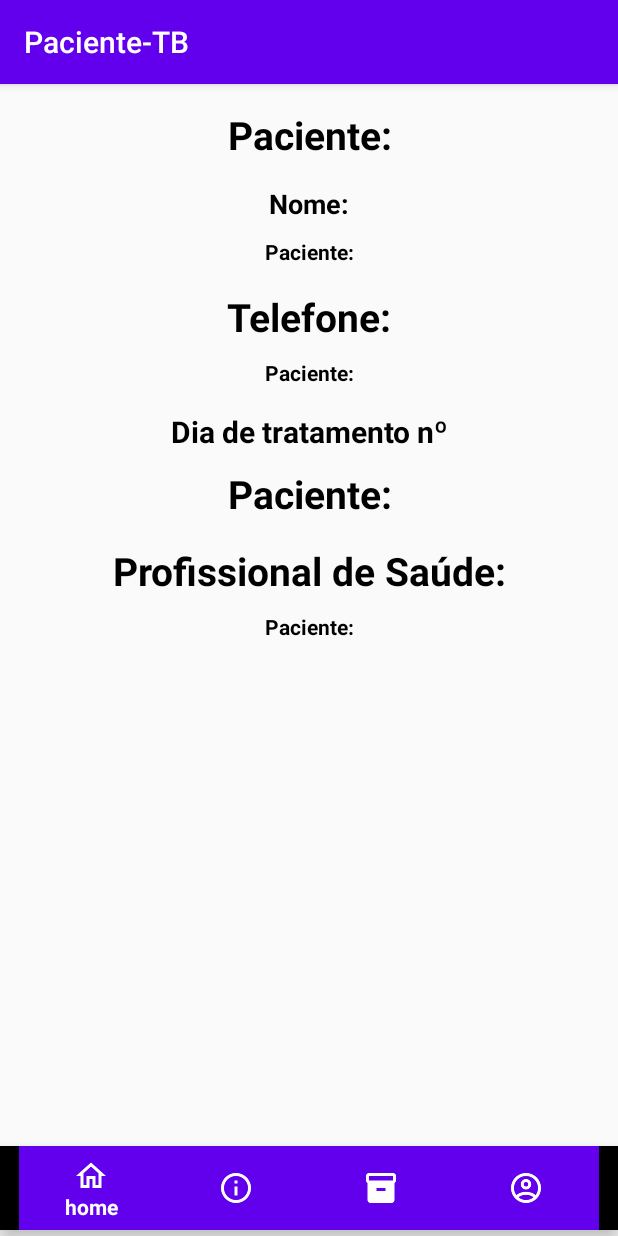
After one commit to maxmonteiro2008/paciente-TB, an Android app: the home screen opened directly, with no data from a screen before it, on a phone screen of 412 x 824 dp. The commit adds this screen. Run offline under Robolectric (Android 15) with nearby library versions, the phone set to English and light mode, and no system bars; our stand-ins replace Firebase (no records; nobody signed in at launch, a user with empty details on screens opened directly); 6 statements that could not run were skipped.

Commit message:
Initial Commit   paciente-TB v 1.0
Sentimento + Sintomas + Info  + Menus  Home

```diff
--- a/app/src/main/AndroidManifest.xml
+++ b/app/src/main/AndroidManifest.xml
@@ -9,6 +9,9 @@
         android:roundIcon="@mipmap/ic_launcher_round"
         android:supportsRtl="true"
         android:theme="@style/Theme.PacienteTB">
+        <activity
+            android:name=".home"
+            android:exported="true" />
         <activity
             android:name=".Info"
             android:exported="true" />
--- a/app/src/main/java/com/mx/paciente_pronex_tb/TomarMedicamento.java
+++ b/app/src/main/java/com/mx/paciente_pronex_tb/TomarMedicamento.java
@@ -100,7 +100,7 @@ public class TomarMedicamento extends AppCompatActivity {
 
                 switch (item.getItemId()) {
                     case R.id.nav_home:
-                        Intent i = new Intent(TomarMedicamento.this, MainActivity.class);
+                        Intent i = new Intent(TomarMedicamento.this, home.class);
                         startActivity(i);
                         return true;
                     case R.id.nav_info:
--- /dev/null
+++ b/app/src/main/java/com/mx/paciente_pronex_tb/home.java
@@ -0,0 +1,105 @@
+package com.mx.paciente_pronex_tb;
+
+import androidx.annotation.NonNull;
+import androidx.appcompat.app.AppCompatActivity;
+
+import android.content.Intent;
+import android.os.Bundle;
+import android.util.Log;
+import android.view.MenuItem;
+import android.widget.TextView;
+
+import com.google.android.gms.tasks.OnFailureListener;
+import com.google.android.gms.tasks.OnSuccessListener;
+import com.google.android.material.bottomnavigation.BottomNavigationView;
+import com.google.android.material.snackbar.Snackbar;
+import com.google.firebase.Timestamp;
+import com.google.firebase.auth.FirebaseAuth;
+import com.google.firebase.auth.FirebaseUser;
+import com.google.firebase.firestore.DocumentSnapshot;
+import com.google.firebase.firestore.FirebaseFirestore;
+
+import java.util.Date;
+
+public class home extends AppCompatActivity {
+//Membros
+    private TextView txt_1,txt_2,txt_3,txt_4;
+    private BottomNavigationView menu;
+    RegUsuario paciente =new RegUsuario();
+    // Firebase members
+    FirebaseFirestore db ;
+    FirebaseAuth mauth;
+    FirebaseUser fb;
+    @Override
+    protected void onCreate(Bundle savedInstanceState) {
+        super.onCreate(savedInstanceState);
+        setContentView(R.layout.activity_home);
+
+        //Views connection
+        txt_1= findViewById(R.id.txt_1);
+        txt_2= findViewById(R.id.txt_2);
+        txt_3= findViewById(R.id.txt_3);
+        txt_4= findViewById(R.id.txt_4);
+        menu=findViewById(R.id.bottomNavigationView);
+
+
+
+        //Firebase
+        mauth= FirebaseAuth.getInstance();
+        fb=mauth.getCurrentUser();
+        db = FirebaseFirestore.getInstance();
+
+        Timestamp data = new Timestamp(new Date());
+
+
+        db.collection("users").document(fb.getEmail())
+                .get()
+                .addOnSuccessListener(new OnSuccessListener<DocumentSnapshot>() {
+                    @Override
+                    public void onSuccess(DocumentSnapshot documentSnapshot){
+                        RegUsuario paciente = documentSnapshot.toObject(RegUsuario.class);
+                        Log.d("Usuario", "DocumentSnapshot successfully retrive!");
+                        txt_1.setText(paciente.getNome());
+                        txt_2.setText(paciente.getCel());
+                        txt_4.setText(paciente.getProfissional());
+                        Timestamp inic=paciente.getDataInic();
+                        Integer dif= data.compareTo(inic);
+                        txt_3.setText( dif.toString());
+                        }
+
+                })
+                .addOnFailureListener(new OnFailureListener() {
+                    @Override
+                    public void onFailure(@NonNull Exception e) {
+                        Log.w("store:Med", "Error retriving document", e);
+                    }
+                });
+
+
+        menu.setOnItemSelectedListener(new BottomNavigationView.OnItemSelectedListener() {
+            @Override
+            public boolean onNavigationItemSelected(@NonNull MenuItem item) {
+
+                switch (item.getItemId()) {
+                    case R.id.nav_home:
+
+                        return true;
+                    case R.id.nav_info:
+                        //openFragment();
+                        return true;
+                    case R.id.nav_registro:
+                        Intent g = new Intent(home.this, TomarMedicamento.class);
+                        startActivity(g);
+                        return true;
+                    case R.id.nav_Conta:
+                        //openFragment();
+                        return true;
+                }//switch
+                return false;
+            }//onNavItem
+
+        });//on nav
+
+
+    }///On create
+}//App
--- /dev/null
+++ b/app/src/main/res/layout/activity_home.xml
@@ -0,0 +1,172 @@
+<?xml version="1.0" encoding="utf-8"?>
+<androidx.constraintlayout.widget.ConstraintLayout xmlns:android="http://schemas.android.com/apk/res/android"
+    xmlns:app="http://schemas.android.com/apk/res-auto"
+    xmlns:tools="http://schemas.android.com/tools"
+    android:layout_width="match_parent"
+    android:layout_height="match_parent"
+    android:layout_centerVertical="true"
+    tools:context=".home">
+
+
+    <TextView
+        android:id="@+id/txt_Titulo"
+        android:layout_width="match_parent"
+        android:layout_height="wrap_content"
+        android:layout_marginTop="16dp"
+        android:text="@string/pacientes"
+        android:textAlignment="center"
+        android:textColor="@color/black"
+        android:textSize="26sp"
+        android:textStyle="bold"
+        android:visibility="visible"
+        app:layout_constraintLeft_toLeftOf="parent"
+        app:layout_constraintRight_toRightOf="parent"
+        app:layout_constraintTop_toTopOf="parent"
+        tools:visibility="visible" />
+
+    <TextView
+        android:id="@+id/txt_Nome"
+        android:layout_width="match_parent"
+        android:layout_height="wrap_content"
+        android:layout_marginTop="16dp"
+        android:text="@string/nome"
+        android:textAlignment="center"
+        android:textColor="@color/black"
+        android:textSize="18sp"
+        android:textStyle="bold"
+        android:visibility="visible"
+        app:layout_constraintLeft_toLeftOf="parent"
+        app:layout_constraintRight_toRightOf="parent"
+        app:layout_constraintTop_toBottomOf="@+id/txt_Titulo"
+        tools:visibility="visible" />
+
+    <TextView
+        android:id="@+id/txt_1"
+        android:layout_width="match_parent"
+        android:layout_height="wrap_content"
+        android:layout_marginTop="10dp"
+        android:text="@string/pacientes"
+        android:textAlignment="center"
+        android:textColor="@color/black"
+        android:textSize="14sp"
+        android:textStyle="bold"
+        android:visibility="visible"
+        app:layout_constraintLeft_toLeftOf="parent"
+        app:layout_constraintRight_toRightOf="parent"
+        app:layout_constraintTop_toBottomOf="@+id/txt_Nome"
+        tools:visibility="visible" />
+
+    <TextView
+        android:id="@+id/txt_tel"
+        android:layout_width="match_parent"
+        android:layout_height="wrap_content"
+        android:layout_marginTop="16dp"
+        android:text="@string/tel"
+        android:textAlignment="center"
+        android:textColor="@color/black"
+        android:textSize="26sp"
+        android:textStyle="bold"
+        android:visibility="visible"
+        app:layout_constraintLeft_toLeftOf="parent"
+        app:layout_constraintRight_toRightOf="parent"
+        app:layout_constraintTop_toBottomOf="@+id/txt_1"
+        tools:visibility="visible" />
+
+    <TextView
+        android:id="@+id/txt_2"
+        android:layout_width="match_parent"
+        android:layout_height="wrap_content"
+        android:layout_marginTop="10dp"
+        android:text="@string/pacientes"
+        android:textAlignment="center"
+        android:textColor="@color/black"
+        android:textSize="14dp"
+        android:textStyle="bold"
+        android:visibility="visible"
+        app:layout_constraintLeft_toLeftOf="parent"
+        app:layout_constraintRight_toRightOf="parent"
+        app:layout_constraintTop_toBottomOf="@+id/txt_tel"
+        tools:visibility="visible" />
+
+
+    <TextView
+        android:id="@+id/txt_dias_tratamento"
+        android:layout_width="match_parent"
+        android:layout_height="wrap_content"
+        android:layout_marginTop="16dp"
+        android:text="@string/tratamento_complement"
+        android:textAlignment="center"
+        android:textColor="@color/black"
+        android:textSize="20sp"
+        android:textStyle="bold"
+        android:visibility="visible"
+        app:layout_constraintLeft_toLeftOf="parent"
+        app:layout_constraintRight_toRightOf="parent"
+        app:layout_constraintTop_toBottomOf="@+id/txt_2"
+        tools:visibility="visible" />
+
+    <TextView
+        android:id="@+id/txt_3"
+        android:layout_width="match_parent"
+        android:layout_height="wrap_content"
+        android:layout_marginTop="10dp"
+        android:text="@string/pacientes"
+        android:textAlignment="center"
+        android:textColor="@color/black"
+        android:textSize="26sp"
+        android:textStyle="bold"
+        android:visibility="visible"
+        app:layout_constraintLeft_toLeftOf="parent"
+        app:layout_constraintRight_toRightOf="parent"
+        app:layout_constraintTop_toBottomOf="@+id/txt_dias_tratamento"
+        tools:visibility="visible" />
+
+    <TextView
+        android:id="@+id/txt_proficional"
+        android:layout_width="match_parent"
+        android:layout_height="wrap_content"
+        android:layout_marginTop="16dp"
+        android:text="@string/profissional"
+        android:textAlignment="center"
+        android:textColor="@color/black"
+        android:textSize="26sp"
+        android:textStyle="bold"
+        android:visibility="visible"
+        app:layout_constraintLeft_toLeftOf="parent"
+        app:layout_constraintRight_toRightOf="parent"
+        app:layout_constraintTop_toBottomOf="@+id/txt_3"
+        tools:visibility="visible" />
+
+    <TextView
+        android:id="@+id/txt_4"
+        android:layout_width="match_parent"
+        android:layout_height="wrap_content"
+        android:layout_marginTop="10dp"
+        android:text="@string/pacientes"
+        android:textAlignment="center"
+        android:textColor="@color/black"
+        android:textSize="14dp"
+        android:textStyle="bold"
+        android:visibility="visible"
+        app:layout_constraintLeft_toLeftOf="parent"
+        app:layout_constraintRight_toRightOf="parent"
+        app:layout_constraintTop_toBottomOf="@id/txt_proficional"
+        tools:visibility="visible" />
+
+
+
+    <com.google.android.material.bottomnavigation.BottomNavigationView
+        android:id="@+id/bottomNavigationView"
+        android:layout_width="match_parent"
+        android:layout_height="wrap_content"
+        android:layout_marginBottom="4dp"
+        app:itemBackground="@color/purple_500"
+        app:itemIconTint="@color/white"
+        app:itemTextColor="@color/white"
+        app:layout_constraintBottom_toBottomOf="parent"
+        app:layout_constraintLeft_toLeftOf="parent"
+        app:layout_constraintRight_toRightOf="parent"
+        app:menu="@menu/navigation" />
+
+
+</androidx.constraintlayout.widget.ConstraintLayout>
--- a/app/src/main/res/values/strings.xml
+++ b/app/src/main/res/values/strings.xml
@@ -21,7 +21,7 @@
     <string name="doenca">Doenças:</string>
     <string name="dias">você está no:</string>
     <string name="getpacientes"> Buscar Pacientes</string>
-    <string name="tratamento_complement"> º dia de tratamento </string>
+    <string name="tratamento_complement"> Dia de tratamento nº </string>
     <string name="blanck">" "</string>
     <string name="horario">Escolha o Horário</string>
     <string name="next">Next</string>
@@ -43,6 +43,11 @@
     <string name="tratamento">TRATAMENTO DIA:</string>
     <string name="reg_sintoma">REGISTRAR SINTOMA</string>
     <string name="Info">Informações</string>
+    <string name="nome">Nome:</string>
+    <string name="tel">Telefone:</string>
+    <string name="email">Email:</string>
+    <string name="data_inic">Data de início de tratamento:</string>
+    <string name="profissional">Profissional de Saúde:</string>
 
     <!--Strings  de Sintomas     -->
     <string name="Titulo_sintoma">Selecione todos os sintomas que você está sentindo</string>
@@ -68,7 +73,7 @@
     <string name="title_activity_info">Inormações</string>
 
     <!-- INFO -->
-<string name="home"> home</string>
+    <string name="home"> home</string>
     <string name="conta"> conta</string>
     <string name="info"> info</string>
     <string name="regi">registro</string>
```
Also changed, not shown: app/src/main/java/com/mx/paciente_pronex_tb/Info.java (+94 -10 lines), app/src/main/java/com/mx/paciente_pronex_tb/RegUsuario.java (added, +76 -0 lines), app/src/main/res/layout/activity_info.xml (+7 -10 lines), 1 other file.
